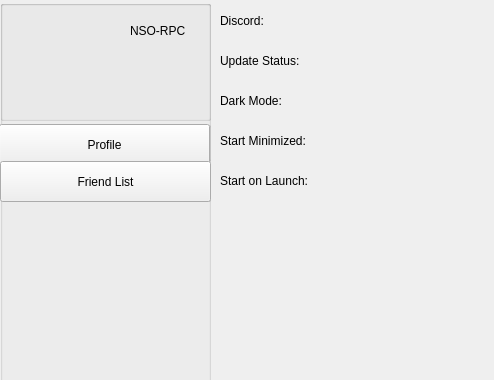
First picture: the form in client/layout/mainwindow.ui, repository MCMi460/NSO-RPC, before the edit; both pictures show x 0 to 494 and y 0 to 380 of the 600 by 600 pixel window.
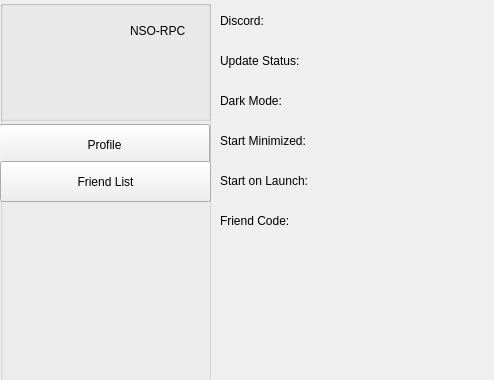
Second picture: the form after the edit. The open tabs and pages were chosen to show the change.

Commit message: ✨ Add avatar and friend code to rpc

```diff
--- a/client/layout/mainwindow.ui
+++ b/client/layout/mainwindow.ui
@@ -621,6 +621,19 @@
         <string>Start on Launch:</string>
        </property>
       </widget>
+      <widget class="QLabel" name="label_21">
+       <property name="geometry">
+        <rect>
+         <x>10</x>
+         <y>210</y>
+         <width>200</width>
+         <height>21</height>
+        </rect>
+       </property>
+       <property name="text">
+        <string>Friend Code:</string>
+       </property>
+      </widget>
      </widget>
     </widget>
    </widget>
```
Left out of the diff: 4 changed lines with no effect on the pictures. The commit also changes 4 other files.
